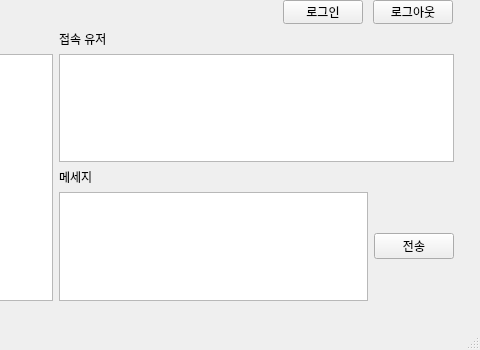
This is mainwindow.ui in Goseongcheol/QtcpClient as Qt 5 draws it before an edit; both pictures show x 277 to 757 and y 0 to 350 of the 757 by 350 pixel window. The edited form follows.
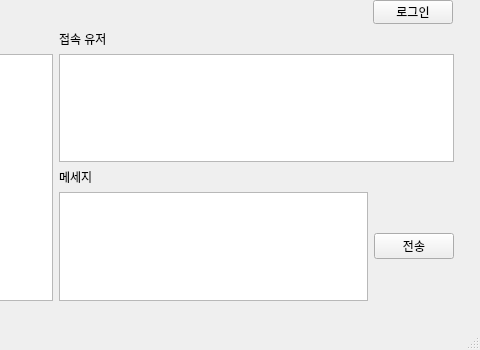
This is the edited form.

Commit message: B - logout delete and login chagnge

```diff
--- a/mainwindow.ui
+++ b/mainwindow.ui
@@ -66,19 +66,6 @@
    <widget class="QPushButton" name="loginButton">
     <property name="geometry">
      <rect>
-      <x>560</x>
-      <y>0</y>
-      <width>80</width>
-      <height>24</height>
-     </rect>
-    </property>
-    <property name="text">
-     <string>로그인</string>
-    </property>
-   </widget>
-   <widget class="QPushButton" name="logoutButton">
-    <property name="geometry">
-     <rect>
       <x>650</x>
       <y>0</y>
       <width>80</width>
@@ -86,7 +73,16 @@
      </rect>
     </property>
     <property name="text">
-     <string>로그아웃</string>
+     <string>로그인</string>
+    </property>
+    <property name="checkable">
+     <bool>true</bool>
+    </property>
+    <property name="checked">
+     <bool>false</bool>
+    </property>
+    <property name="autoRepeat">
+     <bool>false</bool>
     </property>
    </widget>
    <widget class="QLabel" name="statsusLabel">
```
Left out of the diff: 2 changed lines with no effect on the pictures. The commit also changes 2 other files.
